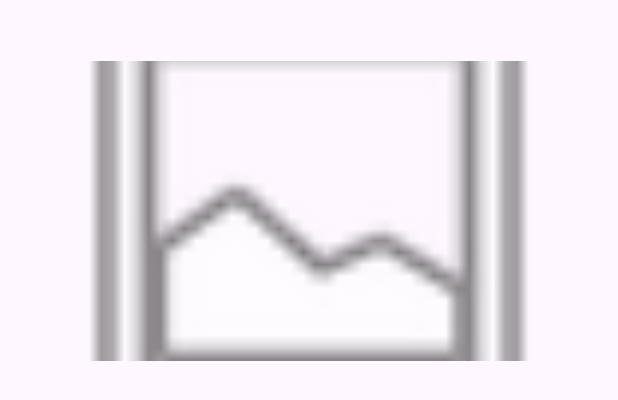
After one commit to jinalpatel11/mealPlanner, an Android app: the layout item_meal.xml on its own in the app's theme, with its tools: preview values and no code run, on a phone screen of 412 x 824 dp. The commit adds this screen. Shown: the top 400 px of the screen. Run offline under Robolectric (Android 15) with nearby library versions, the phone set to English and light mode, and no system bars.

Commit message:
meal list creation

```diff
--- a/app/build.gradle.kts
+++ b/app/build.gradle.kts
@@ -55,6 +55,8 @@ dependencies {
 //    for ok http
     implementation ("com.squareup.okhttp3:logging-interceptor:4.9.1")
 
+//image loading
+    implementation ("com.squareup.picasso:picasso:2.71828") // Use the latest version
 
 
 
--- /dev/null
+++ b/app/src/main/res/layout/item_meal.xml
@@ -0,0 +1,27 @@
+<!-- res/layout/item_meal.xml -->
+<LinearLayout
+    xmlns:android="http://schemas.android.com/apk/res/android"
+    android:layout_width="match_parent"
+    android:layout_height="wrap_content"
+    android:orientation="vertical"
+    android:padding="16dp">
+
+    <TextView
+        android:id="@+id/textViewTitle"
+        android:layout_width="wrap_content"
+        android:layout_height="wrap_content"
+        android:textSize="18sp"
+        android:textStyle="bold"/>
+
+    <!-- ImageView for the product image -->
+    <ImageView
+        android:id="@+id/imageViewThumbnail"
+        android:layout_width="match_parent"
+        android:layout_height="200dp"
+        android:scaleType="centerCrop"
+        android:src="@android:drawable/ic_menu_gallery" />
+
+
+    <!-- Add more TextViews or other UI components as needed -->
+
+</LinearLayout>
```
Also changed, not shown: app/src/main/java/com/example/mealplanner/view/meal/MealAdapter.java (added, +59 -0 lines), app/src/main/java/com/example/mealplanner/view/meal/MealListActivity.java (+21 -16 lines), app/src/main/res/layout/activity_meal_list.xml (+9 -3 lines).
